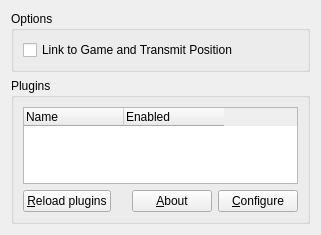
Above: src/mumble/PluginConfig.ui from IDI-Systems/mumble before the change. Below: the same form after it.
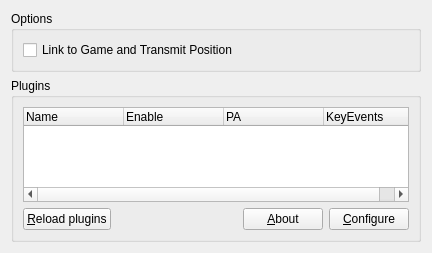
That is the form after the change.

Commit message: WIP: Implemented plugin framework into Mumble's codebase

Patch:
```diff
--- a/src/mumble/PluginConfig.ui
+++ b/src/mumble/PluginConfig.ui
@@ -6,8 +6,8 @@
    <rect>
     <x>0</x>
     <y>0</y>
-    <width>321</width>
-    <height>235</height>
+    <width>432</width>
+    <height>253</height>
    </rect>
   </property>
   <property name="windowTitle">
@@ -63,7 +63,17 @@
         </column>
         <column>
          <property name="text">
-          <string>Enabled</string>
+          <string>Enable</string>
+         </property>
+        </column>
+        <column>
+         <property name="text">
+          <string>PA</string>
+         </property>
+        </column>
+        <column>
+         <property name="text">
+          <string>KeyEvents</string>
          </property>
         </column>
        </widget>
```
Left out of the diff: 3 changed lines with no effect on the pictures. The commit also changes 117 other files.
